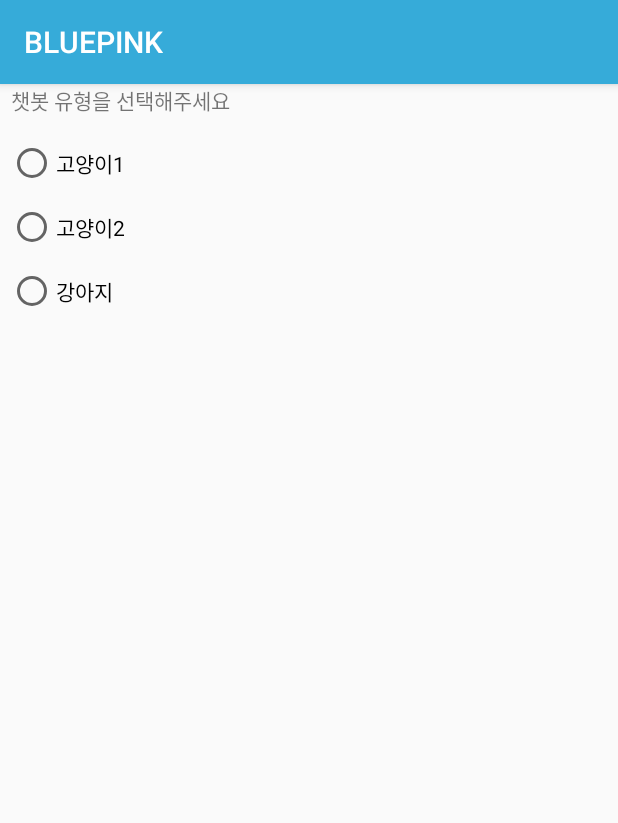
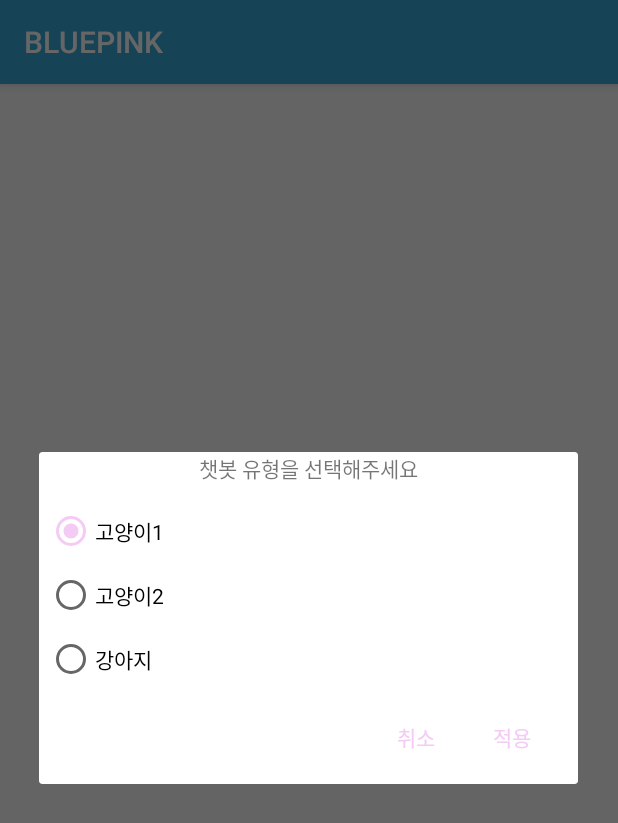
Before and after one commit to haileykim1/BLUEPINK, an Android app: the fragment ChatbotOptionFragment shown on its own in the app's theme, on a phone screen of 412 x 824 dp. Shown: the top 823 px of the screen. Run offline under Robolectric (Android 15) with nearby library versions, the phone set to English and light mode, and no system bars.

Commit message:
Change ChatbotOption function
ChatbotOptionFragment.kt

```diff
--- a/BLUEPINK/app/src/main/java/com/sogeunnsogeun/bluepink/ChatbotOptionFragment.kt
+++ b/BLUEPINK/app/src/main/java/com/sogeunnsogeun/bluepink/ChatbotOptionFragment.kt
@@ -1,22 +1,66 @@
 package com.sogeunnsogeun.bluepink
 
+import android.app.AlertDialog
+import android.app.Dialog
 import android.os.Bundle
 import androidx.fragment.app.Fragment
 import android.view.LayoutInflater
 import android.view.View
 import android.view.ViewGroup
+import android.widget.LinearLayout
+import androidx.appcompat.app.AppCompatDialogFragment
+import kotlinx.android.synthetic.main.activity_main.*
+import kotlinx.android.synthetic.main.fragment_chatbot_option.*
 
 /**
  * A simple [Fragment] subclass.
  */
-class ChatbotOptionFragment : Fragment() {
+class ChatbotOptionFragment : AppCompatDialogFragment() {
+
+    lateinit var myView:View
 
     override fun onCreateView(
         inflater: LayoutInflater, container: ViewGroup?,
         savedInstanceState: Bundle?
     ): View? {
         // Inflate the layout for this fragment
-        return inflater.inflate(R.layout.fragment_chatbot_option, container, false)
+        return myView
     }
 
+    override fun onCreateDialog(savedInstanceState: Bundle?): Dialog {
+        myView = activity!!.layoutInflater.inflate(R.layout.fragment_chatbot_option, LinearLayout(activity), false)
+
+        return AlertDialog.Builder(activity!!)
+            .setView(myView)
+            .setNegativeButton("취소", { dialog, which -> dialog.dismiss()})
+            .setPositiveButton("적용", { dialog, which ->
+                //챗봇 변경
+                if(bot_cat1.isChecked == true){
+                    UserInfo.set(UserInfo.BOTNUM, "cat1")
+                    (context as MainActivity).changeBot(0)
+                }else if(bot_cat2.isChecked == true){
+                    UserInfo.set(UserInfo.BOTNUM, "cat2")
+                    (context as MainActivity).changeBot(1)
+                }else if(bot_dog.isChecked == true){
+                    UserInfo.set(UserInfo.BOTNUM, "dog1")
+                    (context as MainActivity).changeBot(2)
+                }else{
+                    UserInfo.set(UserInfo.BOTNUM, "cat1")
+                    (context as MainActivity).changeBot(0)
+                }
+            })
+            .create()
+    }
+
+    override fun onActivityCreated(savedInstanceState: Bundle?) {
+        super.onActivityCreated(savedInstanceState)
+
+        when(UserInfo.get(UserInfo.BOTNUM)){
+            "cat1" -> bot_cat1.isChecked = true
+            "cat2" -> bot_cat2.isChecked = true
+            "dog1" -> bot_dog.isChecked = true
+            else -> bot_cat1.isChecked = true
+        }
+
+    }
 }
--- a/BLUEPINK/app/src/main/java/com/sogeunnsogeun/bluepink/ContentFragment.kt
+++ b/BLUEPINK/app/src/main/java/com/sogeunnsogeun/bluepink/ContentFragment.kt
@@ -51,8 +51,8 @@ class ContentFragment : AppCompatDialogFragment() {
         }
 
         update_bot.setOnClickListener {
-            Toast.makeText(context, "챗봇 변경", Toast.LENGTH_SHORT).show()
-            println("챗봇 변경")
+            ChatbotOptionFragment().show(fragmentManager!!, "ChatbotOptionFragment")
+            this.dismiss()
         }
         copyright.setOnClickListener {
 
--- a/BLUEPINK/app/src/main/java/com/sogeunnsogeun/bluepink/InitNameActivity.kt
+++ b/BLUEPINK/app/src/main/java/com/sogeunnsogeun/bluepink/InitNameActivity.kt
@@ -16,7 +16,7 @@ class InitNameActivity : AppCompatActivity(){
         initNameSkipBtn.setOnClickListener {
             UserInfo.set(UserInfo.NAME, UserInfo.DEFAULT_NAME)
             UserInfo.set(UserInfo.NAME_PASSED, true)
-
+            UserInfo.set(UserInfo.BOTNUM, UserInfo.DEFAULT_BOTNUM)
             nextActivity()
         }
 
@@ -28,6 +28,7 @@ class InitNameActivity : AppCompatActivity(){
 
             UserInfo.set(UserInfo.NAME, initNameText.text)
             UserInfo.set(UserInfo.NAME_PASSED, true)
+            UserInfo.set(UserInfo.BOTNUM, UserInfo.DEFAULT_BOTNUM)
 
 
             nextActivity()
--- a/BLUEPINK/app/src/main/java/com/sogeunnsogeun/bluepink/UserInfo.kt
+++ b/BLUEPINK/app/src/main/java/com/sogeunnsogeun/bluepink/UserInfo.kt
@@ -12,9 +12,10 @@ object UserInfo {
     const val DEFAULT_NAME = "사용자"
 
     const val BOTNUM = "botnum"
-    const val DEFAULT_BOTNUM = "one"
+    const val DEFAULT_BOTNUM = "cat1"
 
     var sUserName: String = "사용자"
+    var sBotNum:String = "cat1"
 
 
 
--- a/BLUEPINK/app/src/main/res/layout/activity_main.xml
+++ b/BLUEPINK/app/src/main/res/layout/activity_main.xml
@@ -14,7 +14,7 @@
 
 
         <ImageView
-            android:id="@+id/chatbotImage"
+            android:id="@+id/chatbot_image"
             android:layout_width="272dp"
             android:layout_height="376dp"
             android:layout_marginStart="67dp"
@@ -38,7 +38,7 @@
             app:layout_constraintBottom_toTopOf="@+id/sent_msg"
             app:layout_constraintEnd_toEndOf="parent"
             app:layout_constraintStart_toStartOf="parent"
-            app:layout_constraintTop_toBottomOf="@+id/chatbotImage">
+            app:layout_constraintTop_toBottomOf="@+id/chatbot_image">
 
 
             <TextView
--- a/BLUEPINK/app/src/main/res/layout/fragment_chatbot_option.xml
+++ b/BLUEPINK/app/src/main/res/layout/fragment_chatbot_option.xml
@@ -22,8 +22,9 @@
             android:id="@+id/bot_cat1"
             android:layout_width="150dp"
             android:layout_height="match_parent"
-            android:text="고양이1"
-            android:layout_margin="5dp"/>
+            android:layout_margin="5dp"
+            android:checked="true"
+            android:text="고양이1" />
         <RadioButton
             android:id="@+id/bot_cat2"
             android:layout_width="150dp"
```
Also changed, not shown: BLUEPINK/app/src/main/java/com/sogeunnsogeun/bluepink/MainActivity.kt (+15 -0 lines).
